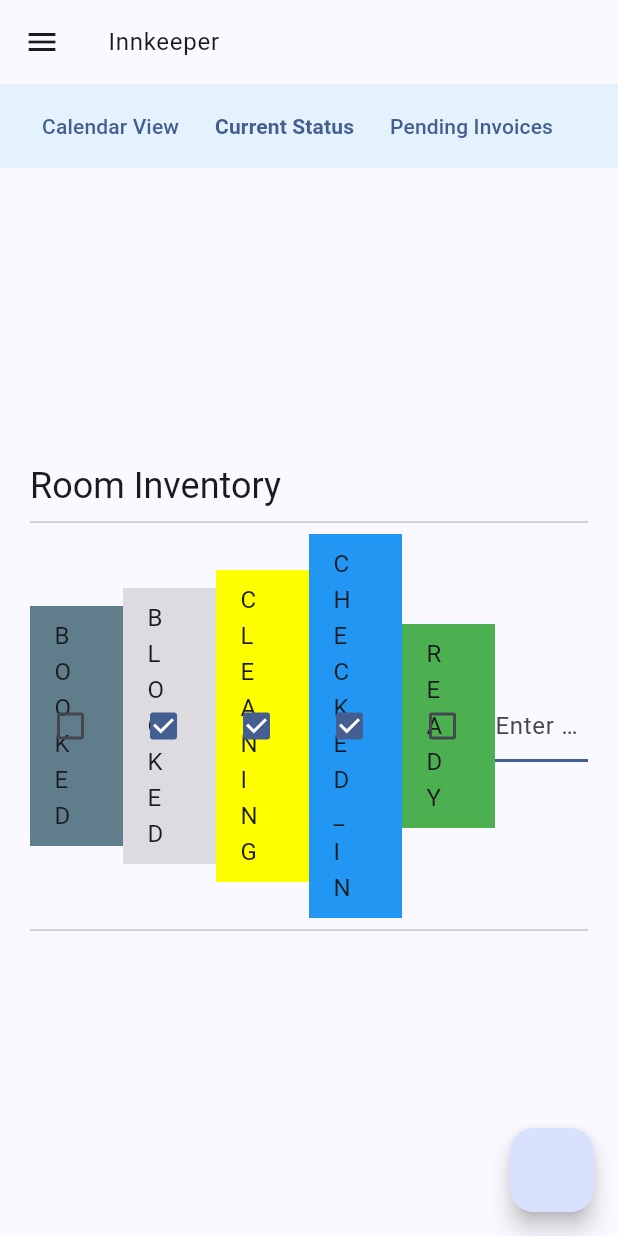
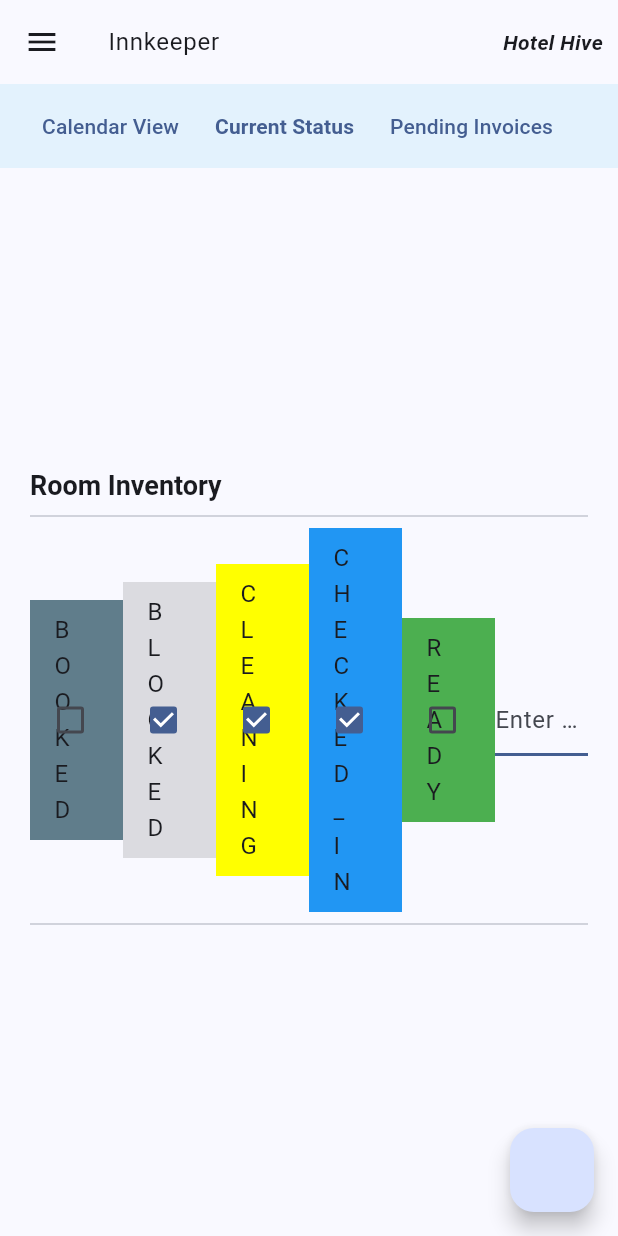
Before and after one commit to innkeeper-org/innkeeper-ui, a Flutter app: the screen it shows after launch, after a tap on "BOOKED", on a phone screen of 412 x 824 dp. Run offline on Flutter 3.47's test engine with Material 3 defaults, Android fonts, the phone set to English and light mode, and no system bars; our stand-ins replace dio, flutter_form_builder, form_builder_validators, syncfusion_flutter_calendar; missing offline and left inert: dart:ffi, dart:js_interop, filter_list, sidebar_drawer.

Commit message:
Added provider and set up property provider

```diff
--- a/lib/front_office/models/billing_account.dart
+++ b/lib/front_office/models/billing_account.dart
@@ -60,7 +60,7 @@ class BillingAccount {
    required this.paymentList,
 });
 
-  getBalance() {
+  double getBalance() {
     double balance = 0.0;
     for(Charge charge in chargeList) {
       balance += charge.amount();
--- /dev/null
+++ b/lib/front_office/models/property.dart
@@ -0,0 +1,7 @@
+import 'package:json_annotation/json_annotation.dart';
+
+@JsonSerializable()
+class Property {
+  final String name;
+  Property({required this.name});
+}
--- /dev/null
+++ b/lib/front_office/providers/property_provider.dart
@@ -0,0 +1,32 @@
+import 'package:flutter/cupertino.dart';
+import 'package:frontend/front_office/models/property.dart';
+
+class PropertyProvider extends ChangeNotifier {
+  late Property _selectedProperty;
+  List<Property> _propertyList = [];
+
+  PropertyProvider() {
+    _propertyList = [Property(name: "Hotel Hive")];
+    _selectedProperty = _propertyList[0];
+  }
+
+  Property getSelectedProperty() {
+    return _selectedProperty;
+  }
+  // set selectedProperty(Property newProperty) {
+  //   _selectedProperty = newProperty;
+  // }
+  List<Property> getPropertyList() {
+    return _propertyList;
+  }
+  void addProperty(Property property) {
+    _propertyList.add(property);
+  }
+  void removeProperty(Property property) {
+    _propertyList.remove(property);
+  }
+
+  void selectedProperty(Property property) {
+    _selectedProperty = property;
+  }
+}
--- a/lib/front_office/screens/front_office_home.dart
+++ b/lib/front_office/screens/front_office_home.dart
@@ -1,8 +1,11 @@
 import 'package:flutter/material.dart';
+import 'package:frontend/front_office/models/property.dart';
+import 'package:frontend/front_office/providers/property_provider.dart';
 import 'package:frontend/front_office/screens/home/widgets/calendar_view_widget.dart';
 import 'package:frontend/front_office/screens/home/widgets/current_status.dart';
 import 'package:frontend/front_office/screens/room_booking/room_booking_dialog.dart';
 import 'package:logging/logging.dart';
+import 'package:provider/provider.dart';
 
 class FOAppBar extends StatelessWidget implements PreferredSizeWidget {
 
@@ -20,13 +23,12 @@ class FOAppBar extends StatelessWidget implements PreferredSizeWidget {
       centerTitle: false,
       backgroundColor: theme.secondaryHeaderColor,
       title: Wrap(
-        children: options.map((option) =>
+        children: [...options.map((option) =>
          TextButton(
            onPressed: () => {onPressed(option)},
            child: Text(option,
                style : option == selectedOption ? const TextStyle(fontWeight: FontWeight.bold) : null),
-         ))
-          .toList()
+         ))]
       ),
 
 
--- a/lib/front_office/screens/home/widgets/room_status_card.dart
+++ b/lib/front_office/screens/home/widgets/room_status_card.dart
@@ -19,7 +19,7 @@ class RoomStatusCard extends StatelessWidget {
         child: Container(
         width: 200,
         height: 200,
-        padding: EdgeInsets.all(20),
+        padding: EdgeInsets.all(5),
         child: Card(
           color: Room.getRoomStatusColor(room.status),
           child: Column(
--- a/lib/home.dart
+++ b/lib/home.dart
@@ -1,7 +1,10 @@
 import 'package:flutter/cupertino.dart';
 import 'package:flutter/material.dart';
+import 'package:frontend/front_office/models/property.dart';
+import 'package:frontend/front_office/providers/property_provider.dart';
 import 'package:frontend/front_office/screens/front_office_home.dart';
 import 'package:logging/logging.dart';
+import 'package:provider/provider.dart';
 class Home extends StatefulWidget {
   const Home({super.key});
 
@@ -11,21 +14,21 @@ class Home extends StatefulWidget {
 
 class _HomeState extends State<Home> {
   String selectedPage = '';
-  String selectedProperty = 'Hotel Lemon Tree';
+  late String selectedProperty;
+  late PropertyProvider propertyProvider;
   Logger logger = Logger((Home).toString());
 
   Map<String, List<String>> options = {};
 
   _HomeState() {
     options = {
-      "Hotel Lemon Tree" : ['Front Office', 'Expenses', 'Accounts'],
-      "Chilliz Restaurant" : ['Billing', 'Inventory']
+      "Hotel Hive" : ['Front Office', 'Expenses', 'Accounts'],
+      "Chilliz Restaurant" : ['Front Office','Billing', 'Inventory']
     };
-    selectedProperty = options.keys.first;
-    selectedPage = options[selectedProperty]![0];
   }
 
   Widget _getSelectedPage() {
+    selectedPage = options[selectedProperty]![0];
     logger.info("$selectedProperty : $selectedPage");
     switch(selectedPage) {
       case 'Front Office':
@@ -38,9 +41,20 @@ class _HomeState extends State<Home> {
   @override
   Widget build(BuildContext context) {
     ThemeData theme = Theme.of(context);
+    propertyProvider = Provider.of<PropertyProvider>(context);
+    selectedProperty = propertyProvider.getSelectedProperty().name;
     return Scaffold(
       appBar: AppBar(
         title: Text('Innkeeper', style: theme.textTheme.bodyLarge),
+        actions: [
+          Padding(
+            padding: EdgeInsets.fromLTRB(0, 0, 10, 0),
+            child: Text(propertyProvider.getSelectedProperty().name, style: const TextStyle(
+                fontWeight: FontWeight.bold,
+              fontStyle: FontStyle.italic
+            )),),
+
+        ],
         // actions: const [
         //   Wrap(
         //     children: [
@@ -80,8 +94,7 @@ class _HomeState extends State<Home> {
                     ),
 
                     onSelected: (value) => {setState(() {
-                      selectedProperty = value;
-                      selectedPage = options[selectedProperty]![0];
+                      propertyProvider.selectedProperty(Property(name: value));
                     })},
                     itemBuilder: (BuildContext context) {
                       return options.keys.map((String choice) {
--- a/lib/main.dart
+++ b/lib/main.dart
@@ -1,9 +1,11 @@
 import 'dart:js_interop';
 
 import 'package:flutter/material.dart';
+import 'package:frontend/front_office/providers/property_provider.dart';
 import 'package:frontend/front_office/widgets/guest_registration.dart';
 import 'package:frontend/home.dart';
 import 'package:logging/logging.dart';
+import 'package:provider/provider.dart';
 import 'package:sidebar_drawer/sidebar_drawer.dart';
 
 void main() {
@@ -11,15 +13,26 @@ void main() {
   Logger.root.onRecord.listen((record) {
     print('${record.level.name}: ${record.time}: ${record.message}');
   });
-  runApp(MaterialApp(
+  runApp(
+    MultiProvider(
+        providers: [
+          ChangeNotifierProvider(create: (context) => PropertyProvider(),),
+        ],
+        child:
+        MaterialApp(
             debugShowCheckedModeBanner: false,
             title: "Innkeeper",
             theme: ThemeData(
               useMaterial3: true,
               colorScheme: ColorScheme.fromSeed(seedColor: Colors.blueAccent, brightness: Brightness.light),
               canvasColor: Colors.transparent,
+              textTheme: const TextTheme(
+                  headlineSmall: TextStyle(
+                    fontSize: 18,
+                    fontWeight: FontWeight.bold, )
+              ),
             ),
             home: Home()
-    ),
+        )),
   );
 }
--- a/pubspec.yaml
+++ b/pubspec.yaml
@@ -46,6 +46,7 @@ dependencies:
   logging: ^1.3.0
   sidebar_drawer: ^0.0.1+2
   syncfusion_flutter_calendar: 27.2.5
+  provider: ^6.1.2
 
 dev_dependencies:
   flutter_test:
```
Also changed, not shown: lib/front_office/screens/room_booking/room_booking_dialog.dart (+21 -0 lines), lib/front_office/screens/room_booking/widgets/room_booking_ledger.dart (+81 -42 lines), lib/front_office/widgets/expandable_fab.dart (added, +216 -0 lines), pubspec.lock. Lines whose indentation alone changed are shown as unchanged.
